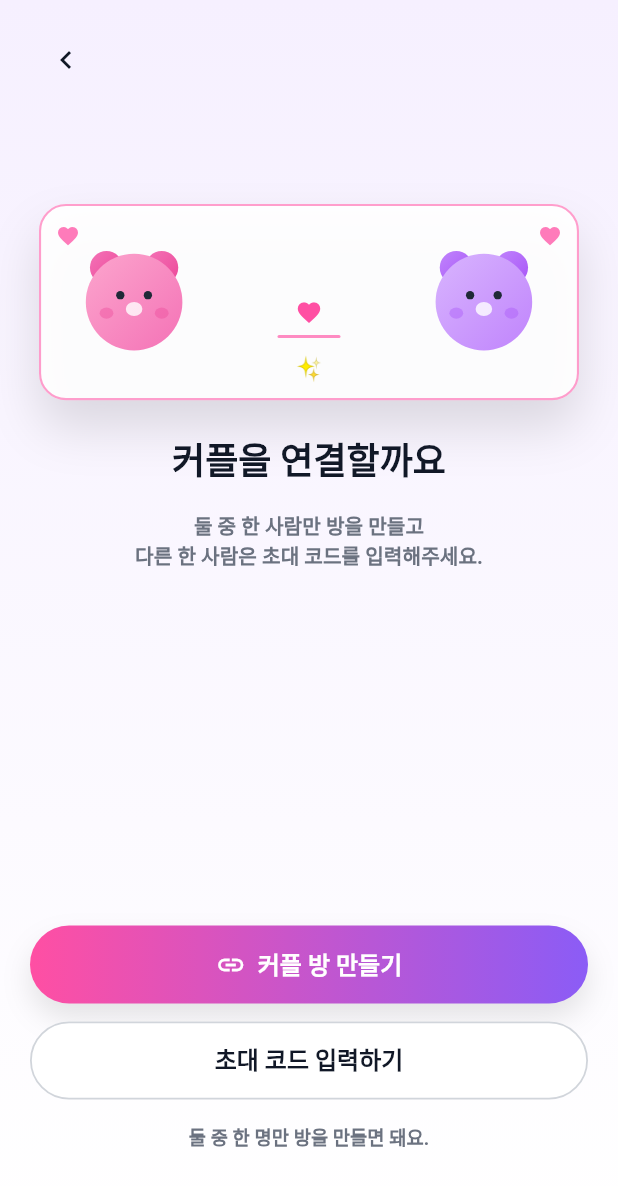
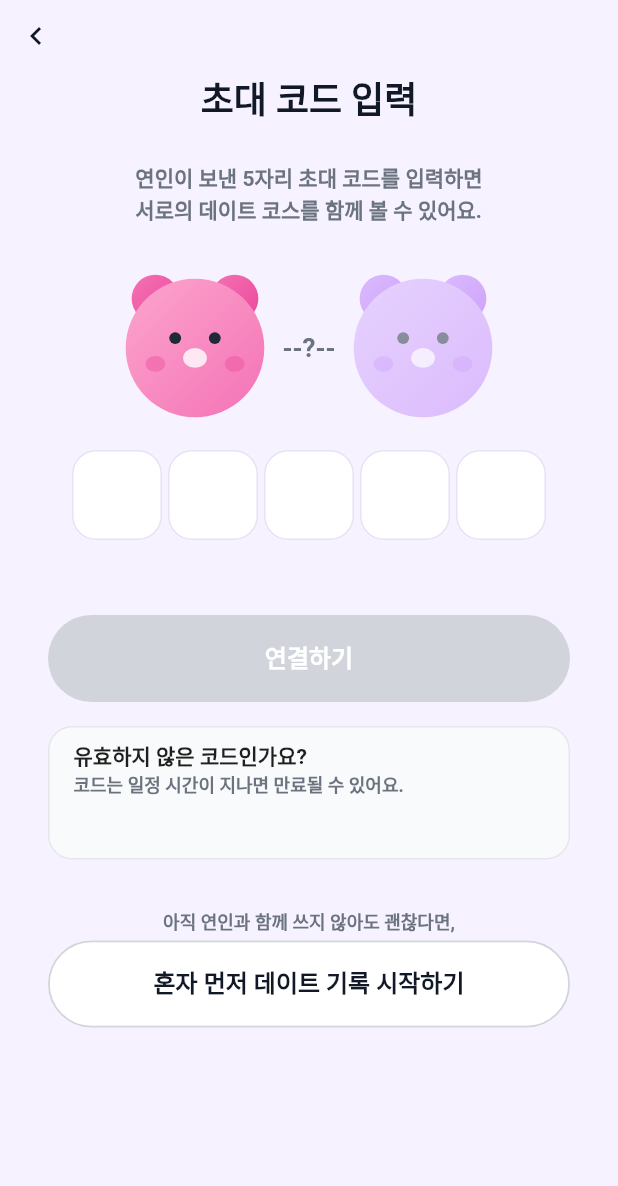
Before and after one commit to JIKYUNGHEE/Deco, a Flutter app: the CoupleConnectScreen screen opened by its route, after a tap on "초대 코드 입력하기", on a phone screen of 412 x 824 dp. Shown: the top 1186 px of the screen. Run offline on Flutter 3.47's test engine with Material 3 defaults, Android fonts, the light colour scheme and no system bars; our stand-ins replace firebase_core, flutter_svg, go_router; accounts and stored records are empty; generated files the repository leaves out were written again; Roboto replaces fonts that are missing (Cafe24SsurroundAir).

Commit message:
feat: 초대 코드 입력 ui 완성

```diff
--- /dev/null
+++ b/devtools_options.yaml
@@ -0,0 +1,3 @@
+description: This file stores settings for Dart & Flutter DevTools.
+documentation: https://docs.flutter.dev/tools/devtools/extensions#configure-extension-enablement-states
+extensions:
--- a/lib/routing/router.dart
+++ b/lib/routing/router.dart
@@ -6,6 +6,7 @@ import 'package:deco/ui/connect/couple_connect_screen.dart';
 import 'package:deco/ui/connect/create_couple_room_screen.dart';
 import 'package:deco/ui/core/ui/frame_page.dart';
 import 'package:deco/ui/debug/theme_preview_page.dart';
+import 'package:deco/ui/enter_invitation_code_screen.dart';
 import 'package:deco/ui/home/home_screen.dart';
 import 'package:deco/ui/login/login_screen.dart';
 import 'package:deco/ui/mypage/mypage_screen.dart';
@@ -82,6 +83,7 @@ GoRouter createRouter(AppState appState) {
       GoRoute(path: '/login', builder: (context, state) => LoginScreen()),
       GoRoute(path: '/connect', builder: (context, state) => CoupleConnectScreen()),
       GoRoute(path: '/create-room', builder: (context, state) => CreateCoupleRoomScreen()),
+      GoRoute(path: '/enter-code', builder: (context, state) => EnterInvitationCodeScreen()),
       StatefulShellRoute.indexedStack(
         parentNavigatorKey: _rootNavigatorKey,
         builder: (context, state, navigationShell) {
--- a/lib/ui/connect/couple_connect_screen.dart
+++ b/lib/ui/connect/couple_connect_screen.dart
@@ -88,6 +88,7 @@ class CoupleConnectScreen extends StatelessWidget {
                       radius: 60,
                       label: '초대 코드 입력하기',
                       onPressed: () {
+                        context.go('/enter-code');
                       },
                     ),
                     const SizedBox(height: 16),
--- /dev/null
+++ b/lib/ui/connect/widgets/couple_code_input_field.dart
@@ -0,0 +1,53 @@
+import 'package:flutter/material.dart';
+import 'package:flutter/services.dart';
+
+import '../../core/themes/deco_theme_extension.dart';
+
+class CodeInputTextField extends StatelessWidget {
+  final Function(String value) checkCodeCallback;
+
+  const CodeInputTextField({super.key, required this.checkCodeCallback});
+
+  @override
+  Widget build(BuildContext context) {
+    final decoTheme = Theme.of(context).extension<DecoThemeExtension>()!;
+    return Padding(
+      padding: const EdgeInsets.all(2.0),
+      child: SizedBox(
+        width: 60,
+        height: 60,
+        child: TextFormField(
+          expands: true,
+          minLines: null,
+          maxLines: null,
+          textAlign: TextAlign.center,
+          keyboardType: TextInputType.text,
+          inputFormatters: [
+            FilteringTextInputFormatter.allow(RegExp(r'[a-zA-Z0-9]')),
+          ],
+          textInputAction: TextInputAction.next,
+          onChanged: (value) => {
+            if (value != '') {
+              FocusScope.of(context).nextFocus(),
+            },
+            checkCodeCallback(value),
+          },
+          maxLength: 1,
+          style: TextStyle(
+            fontSize: 15,
+            fontWeight: FontWeight.w600,
+            color: decoTheme.textPrimary,
+          ),
+
+          decoration: InputDecoration(
+            counterText: "",
+            focusedBorder: OutlineInputBorder(
+              borderRadius: BorderRadius.circular(14),
+              borderSide: BorderSide(color: decoTheme.outlinePressed, width: 1.6),
+            ),
+          ),
+        ),
+      ),
+    );
+  }
+}
--- /dev/null
+++ b/lib/ui/enter_invitation_code_screen.dart
@@ -0,0 +1,251 @@
+import 'package:deco/ui/core/widgets/deco_outlined_button.dart';
+import 'package:deco/ui/core/widgets/deco_primary_button.dart';
+import 'package:flutter/material.dart';
+import 'package:flutter_svg/svg.dart';
+import 'package:go_router/go_router.dart';
+
+import 'connect/widgets/couple_code_input_field.dart';
+import 'core/themes/app_colors.dart';
+import 'core/themes/deco_theme_extension.dart';
+
+class EnterInvitationCodeScreen extends StatefulWidget {
+  const EnterInvitationCodeScreen({super.key});
+
+  @override
+  State<EnterInvitationCodeScreen> createState() =>
+      _EnterInvitationCodeScreenState();
+}
+
+class _EnterInvitationCodeScreenState extends State<EnterInvitationCodeScreen> {
+  final _formKey = GlobalKey<FormState>();
+  List<String?> checkCodeList = List.filled(5, null);
+  bool checkAllCodeFilled = false;
+
+  @override
+  Widget build(BuildContext context) {
+    final decoTheme = Theme.of(context).extension<DecoThemeExtension>()!;
+
+    return Scaffold(
+      body: Container(
+        child: SafeArea(
+          child: Column(
+            crossAxisAlignment: CrossAxisAlignment.center,
+            children: [
+              Row(
+                children: [
+                  IconButton(
+                    onPressed: () => context.pop(),
+                    icon: Icon(
+                      Icons.chevron_left,
+                      color: decoTheme.textPrimary,
+                    ),
+                  ),
+                ],
+              ),
+
+              Text(
+                '초대 코드 입력',
+                style: TextStyle(
+                  color: decoTheme.textPrimary,
+                  fontSize: 24,
+                  fontWeight: FontWeight.w900,
+                ),
+              ),
+
+              SizedBox(height: 24),
+
+              Text(
+                '연인이 보낸 5자리 초대 코드를 입력하면\n서로의 데이트 코스를 함께 볼 수 있어요.',
+                style: TextStyle(color: decoTheme.textSecondary, fontSize: 14),
+              ),
+
+              SizedBox(height: 16),
+
+              _CoupleIllustCard(),
+
+              Form(
+                key: _formKey,
+                child: Column(
+                  children: [
+                    Row(
+                      mainAxisAlignment: MainAxisAlignment.center,
+                      children: List.generate(5, (index) {
+                        return CodeInputTextField(
+                          checkCodeCallback: (value) {
+                            checkCodeList[index] = value;
+                            bool isAll = checkCodeList.every(
+                                  (v) => (v != null && v != ''),
+                            );
+
+                            if(isAll != checkAllCodeFilled){
+                              setState(() {
+                                checkAllCodeFilled = isAll;
+                              });
+                            }
+
+                          },
+                        );
+                      }),
+                    ),
+
+                    SizedBox(height: 32),
+
+                    Padding(
+                      padding: const EdgeInsets.symmetric(
+                        horizontal: 32,
+                        vertical: 16,
+                      ),
+                      child: !checkAllCodeFilled
+                          ? SizedBox(
+                              width: double.infinity,
+                              height: 58,
+                              child: ElevatedButton(
+                                onPressed: () {},
+                                style: ElevatedButton.styleFrom(
+                                  backgroundColor: decoTheme.disabledText,
+                                ),
+                                child: Text(
+                                  '연결하기',
+                                  style: TextStyle(fontSize: 16),
+                                ),
+                              ),
+                            )
+                          : DecoPrimaryButton(label: '연결하기', onPressed: () {}, radius: 60, height: 58,),
+                    ),
+                  ],
+                ),
+              ),
+
+              Padding(
+                padding: const EdgeInsets.symmetric(horizontal: 32),
+                child: Container(
+                  alignment: Alignment.topLeft,
+                  width: double.infinity,
+                  padding: const EdgeInsets.symmetric(
+                    horizontal: 16,
+                    vertical: 8,
+                  ),
+                  decoration: BoxDecoration(
+                    border: Border.all(color: AppColors.gray200),
+                    borderRadius: BorderRadius.circular(16),
+                    color: AppColors.gray50,
+                  ),
+                  child: Column(
+                    crossAxisAlignment: CrossAxisAlignment.start,
+                    children: [
+                      Text('유효하지 않은 코드인가요?'),
+                      Text(
+                        '코드는 일정 시간이 지나면 만료될 수 있어요. ',
+                        style: TextStyle(
+                          color: decoTheme.textSecondary,
+                          fontSize: 12,
+                        ),
+                      ),
+                      SizedBox(height: 32),
+                    ],
+                  ),
+                ),
+              ),
+
+              Padding(
+                padding: const EdgeInsets.only(top: 32),
+                child: Text(
+                  '아직 연인과 함께 쓰지 않아도 괜찮다면,',
+                  style: TextStyle(
+                    color: decoTheme.textSecondary,
+                    fontSize: 12,
+                  ),
+                ),
+              ),
+
+              Padding(
+                padding: const EdgeInsets.symmetric(
+                  horizontal: 32,
+                  vertical: 4,
+                ),
+                child: DecoOutlinedButton(
+                  label: '혼자 먼저 데이트 기록 시작하기',
+                  onPressed: () {
+                    context.go('/home');
+                  },
+                  height: 58,
+                  radius: 60,
+                ),
+              ),
+            ],
+          ),
+        ),
+      ),
+    );
+  }
+}
+
+class _CoupleIllustCard extends StatefulWidget {
+  const _CoupleIllustCard();
+
+  @override
+  State<StatefulWidget> createState() => _CoupleIllustCardState();
+}
+
+class _CoupleIllustCardState extends State<_CoupleIllustCard>
+    with SingleTickerProviderStateMixin {
+  late final AnimationController _controller;
+
+  @override
+  void initState() {
+    super.initState();
+    _controller = AnimationController(
+      vsync: this,
+      duration: const Duration(milliseconds: 900),
+    )..repeat(reverse: true);
+  }
+
+  @override
+  void dispose() {
+    _controller.dispose();
+    super.dispose();
+  }
+
+  @override
+  Widget build(BuildContext context) {
+    final decoTheme = Theme.of(context).extension<DecoThemeExtension>()!;
+
+    return SizedBox(
+      child: Stack(
+        alignment: Alignment.center,
+        children: [
+          Row(
+            mainAxisAlignment: MainAxisAlignment.center,
+            children: [
+              SvgPicture.asset(
+                'assets/illustrations/pink-bear.svg',
+                width: 132,
+              ),
+              const SizedBox(width: 20),
+              Opacity(
+                opacity: 0.5,
+                child: SvgPicture.asset(
+                  'assets/illustrations/purple-bear.svg',
+                  width: 132,
+                ),
+              ),
+            ],
+          ),
+
+          Positioned(
+            child: ScaleTransition(
+              scale: Tween(
+                begin: 0.85,
+                end: 1.1,
+              ).chain(CurveTween(curve: Curves.easeOut)).animate(_controller),
+              child: Text(
+                '--?--',
+                style: TextStyle(fontSize: 16, color: decoTheme.textSecondary),
+              ),
+            ),
+          ),
+        ],
+      ),
+    );
+  }
+}
```
